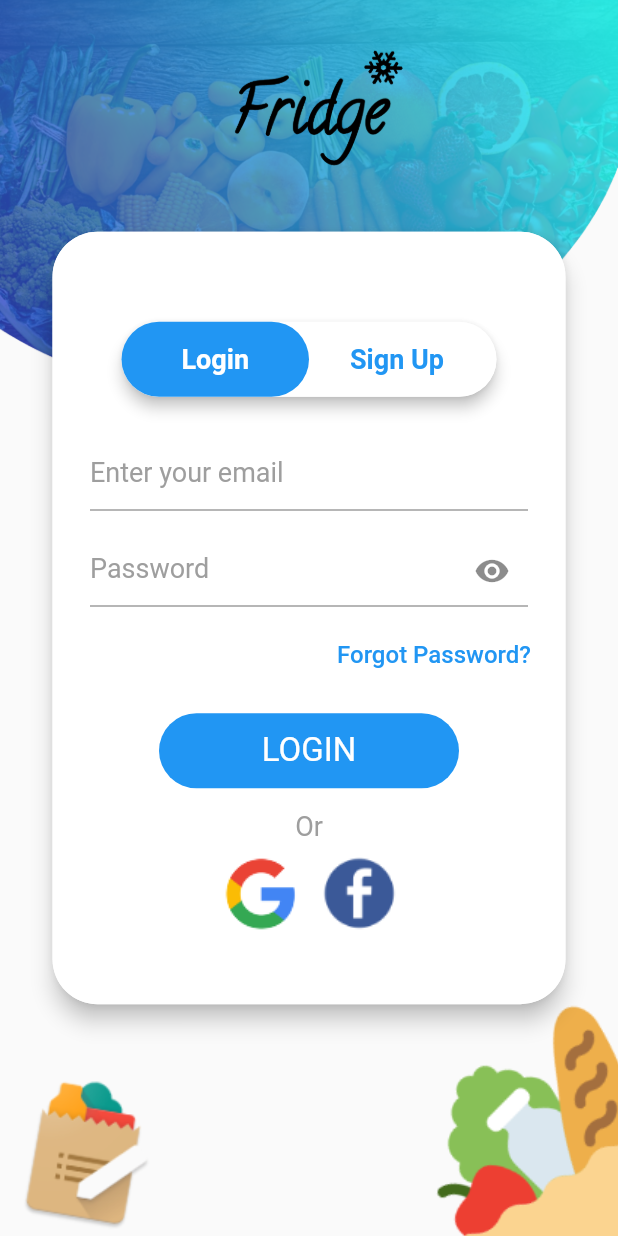
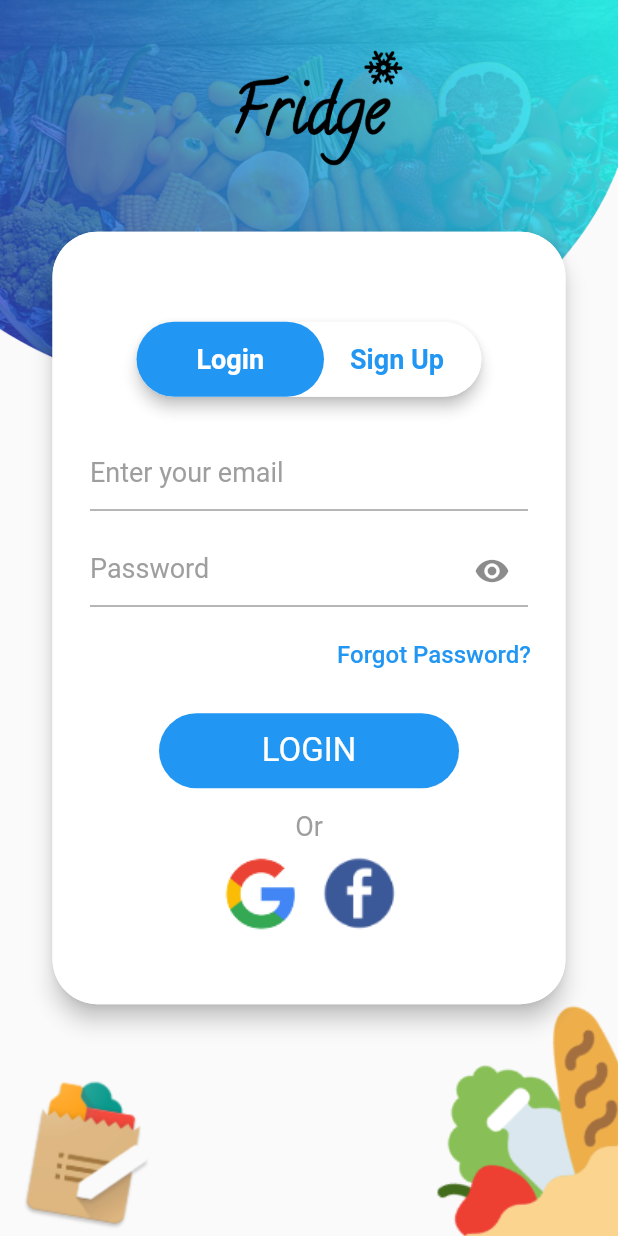
Before and after one commit to Aljammal05/Fridge, a Flutter app: the screen it shows after launch, on a phone screen of 412 x 824 dp. Run offline on Flutter 3.47's test engine with Material 2 defaults, Android fonts, the phone set to English and light mode, and no system bars; our stand-ins replace firebase_auth, firebase_core, google_sign_in; missing offline and left inert: flutter_barcode_scanner, flutter_facebook_auth; accounts and stored records are empty; Roboto replaces fonts that are missing (Rubik).

Commit message:
fix bugs

```diff
--- a/lib/RecoveryPage.dart
+++ b/lib/RecoveryPage.dart
@@ -78,8 +78,7 @@ class _RecoveryPageState extends State<RecoveryPage> {
                               context: context,
                               barrierDismissible: false,
                               builder: (context) => ErrorDialog(
-                                action: (){Navigator.pop(context);
-                                Navigator.pop(context);},
+                                action: (){Navigator.pop(context);},
                                 title: 'SUCCESS',
                                 text:
                                 'The reset email sent successfully, please check your email',
--- a/lib/SignInPage.dart
+++ b/lib/SignInPage.dart
@@ -107,7 +107,7 @@ class _SignInPageState extends State<SignInPage> {
       elevation: 4,
       borderRadius: BorderRadius.all(Radius.circular(45)),
       child: Container(
-        width: 250,
+        width: 230,
         height: 50,
         decoration:
             BoxDecoration(borderRadius: BorderRadius.all(Radius.circular(45))),
@@ -120,7 +120,7 @@ class _SignInPageState extends State<SignInPage> {
                 });
               },
               child: Container(
-                width: 250,
+                width: 230,
                 height: 50,
                 decoration: ShapeDecoration(
                   color: Colors.white,
@@ -133,7 +133,7 @@ class _SignInPageState extends State<SignInPage> {
                   children: List.generate(
                     2,
                     (index) => Padding(
-                      padding: EdgeInsets.symmetric(horizontal: 35),
+                      padding: EdgeInsets.symmetric(horizontal: 25),
                       child: Text(
                         _values[index],
                         style: TextStyle(
```
